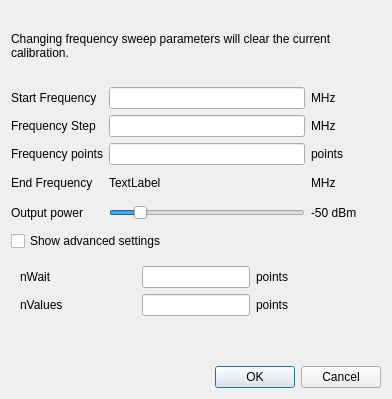
This is vna_qt/frequencydialog.ui in xaxaxa-dev/vna as Qt 5 draws it before an edit. The edited form follows.
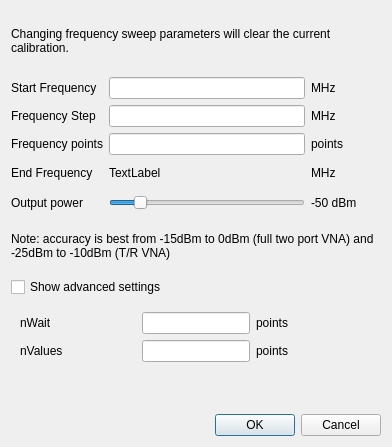
This is the edited form.

Commit message: vna_qt: add recommended power settings text to sweep params dialog

The edit to the form file:
```diff
--- a/vna_qt/frequencydialog.ui
+++ b/vna_qt/frequencydialog.ui
@@ -7,7 +7,7 @@
     <x>0</x>
     <y>0</y>
     <width>392</width>
-    <height>399</height>
+    <height>447</height>
    </rect>
   </property>
   <property name="sizePolicy">
@@ -31,7 +31,7 @@
      <property name="minimumSize">
       <size>
        <width>0</width>
-       <height>70</height>
+       <height>60</height>
       </size>
      </property>
      <property name="text">
@@ -176,13 +176,38 @@
     </layout>
    </item>
    <item row="2" column="0">
+    <widget class="QLabel" name="label_15">
+     <property name="sizePolicy">
+      <sizepolicy hsizetype="Preferred" vsizetype="Fixed">
+       <horstretch>0</horstretch>
+       <verstretch>0</verstretch>
+      </sizepolicy>
+     </property>
+     <property name="minimumSize">
+      <size>
+       <width>0</width>
+       <height>50</height>
+      </size>
+     </property>
+     <property name="text">
+      <string>Note: accuracy is best from -15dBm to 0dBm (full two port VNA) and -25dBm to -10dBm (T/R VNA)</string>
+     </property>
+     <property name="wordWrap">
+      <bool>true</bool>
+     </property>
+     <property name="margin">
+      <number>10</number>
+     </property>
+    </widget>
+   </item>
+   <item row="3" column="0">
     <widget class="QCheckBox" name="c_advanced">
      <property name="text">
       <string>Show advanced settings</string>
      </property>
     </widget>
    </item>
-   <item row="3" column="0">
+   <item row="4" column="0">
     <widget class="QWidget" name="w_advanced" native="true">
      <property name="sizePolicy">
       <sizepolicy hsizetype="Preferred" vsizetype="Fixed">
@@ -254,10 +279,10 @@
      </layout>
     </widget>
    </item>
-   <item row="4" column="0">
-    <widget class="QWidget" name="widget" native="true"/>
-   </item>
    <item row="5" column="0">
+    <widget class="QWidget" name="widget" native="true"/>
+   </item>
+   <item row="6" column="0">
     <widget class="QDialogButtonBox" name="buttonBox">
      <property name="orientation">
       <enum>Qt::Horizontal</enum>
```
